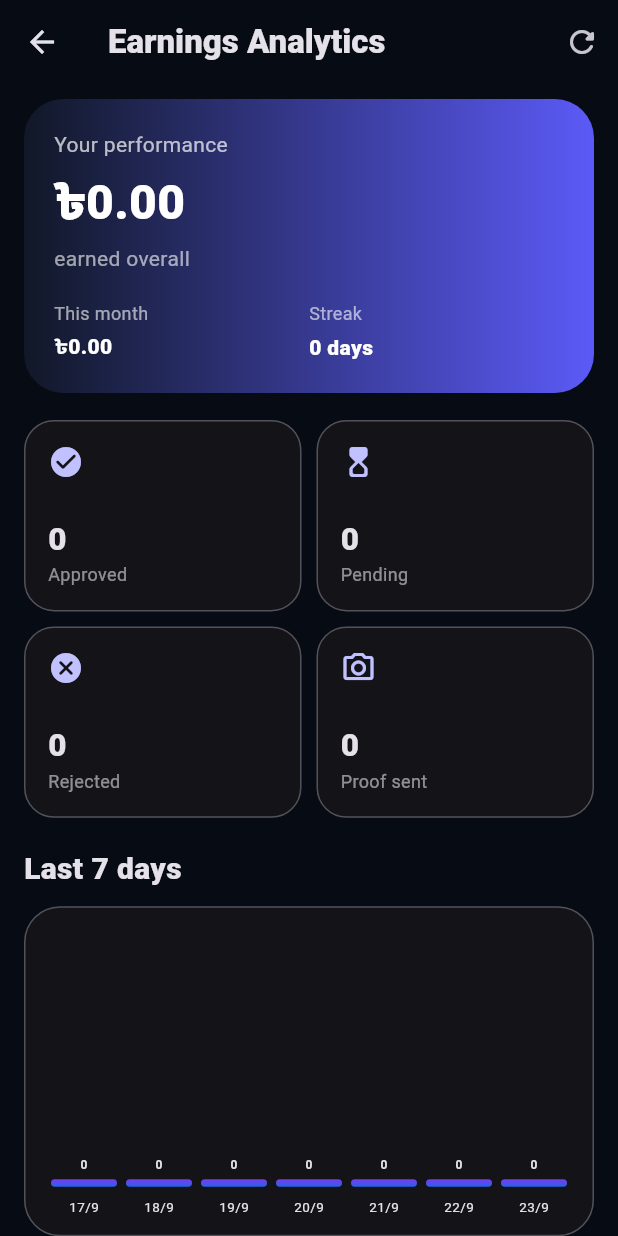
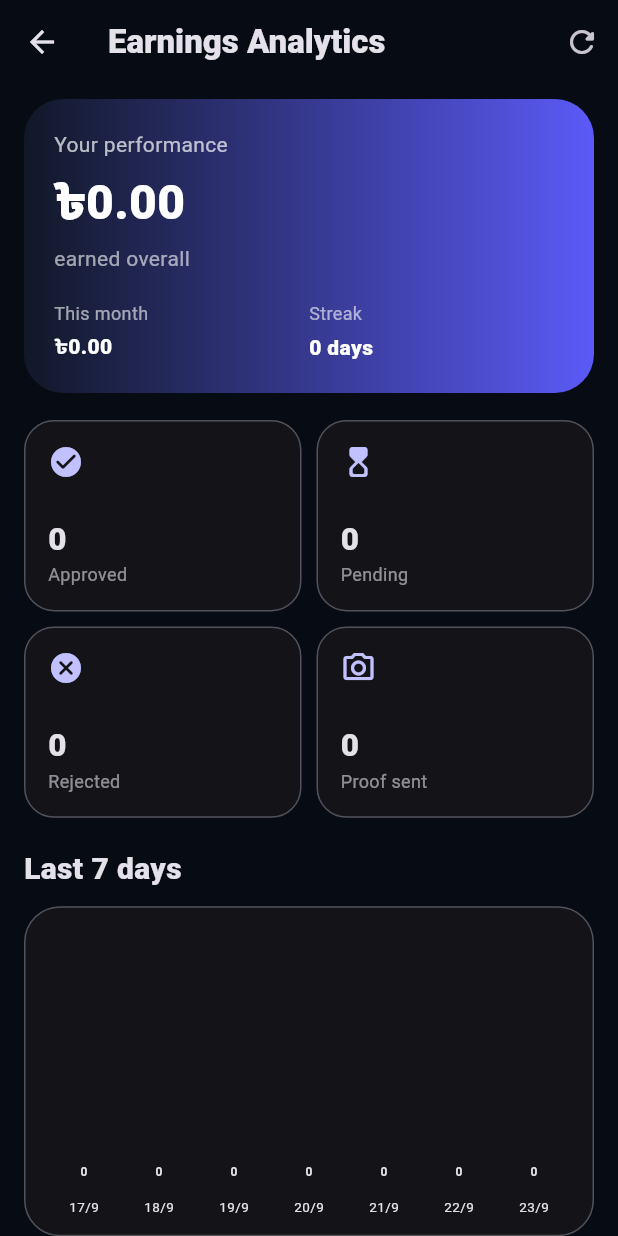
Before and after one commit to tahmidadda4-bot/ZenexPay, a Flutter app: the AnalyticsPage screen opened directly, on a phone screen of 412 x 824 dp. Run offline on Flutter 3.47's test engine with Material 3 defaults, Android fonts, the light colour scheme and no system bars; our stand-ins replace firebase_core, firebase_messaging, flutter_local_notifications, image_picker, supabase_flutter; accounts and stored records are empty; statements that could not run were skipped.

Commit message:
Update analytics_page.dart

```diff
--- a/mobile/lib/screens/analytics_page.dart
+++ b/mobile/lib/screens/analytics_page.dart
@@ -189,7 +189,7 @@ class _Chart extends StatelessWidget {
                 Text(p.amount <= 0 ? '0' : '৳${money(p.amount)}', style: const TextStyle(fontSize: 8, fontWeight: FontWeight.w700)),
                 const SizedBox(height: 4),
                 Container(
-                  height: h,
+                  height: h.toDouble()
                   decoration: BoxDecoration(
                     gradient: const LinearGradient(begin: Alignment.bottomCenter, end: Alignment.topCenter, colors: [Color(0xFF2563EB), Color(0xFF7C3AED)]),
                     borderRadius: BorderRadius.circular(8),
```
